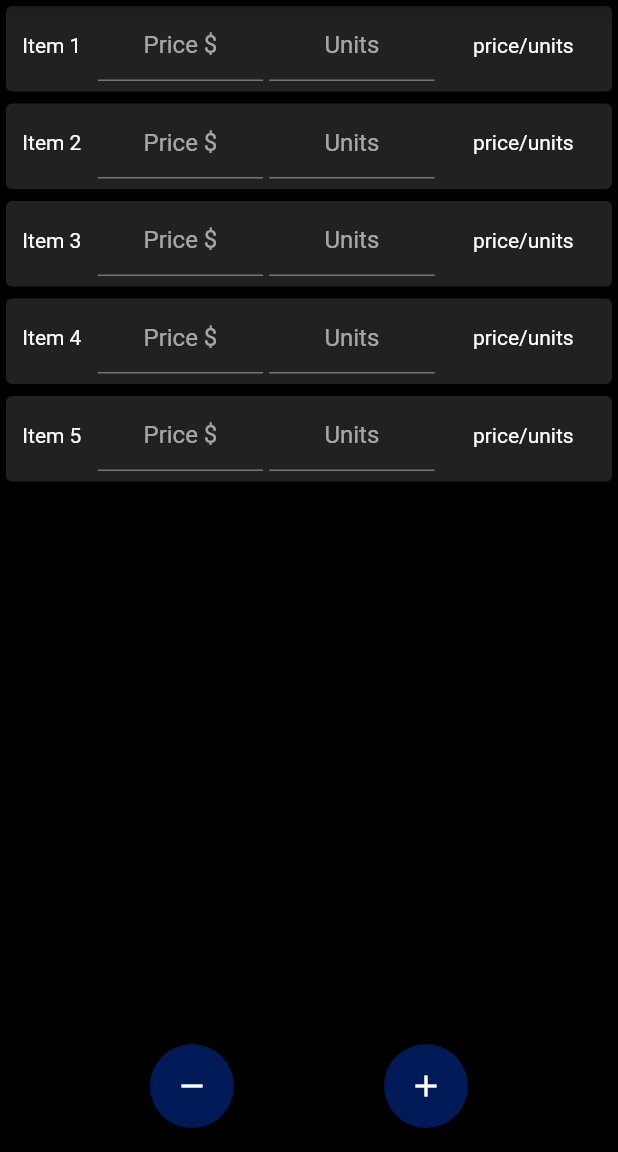
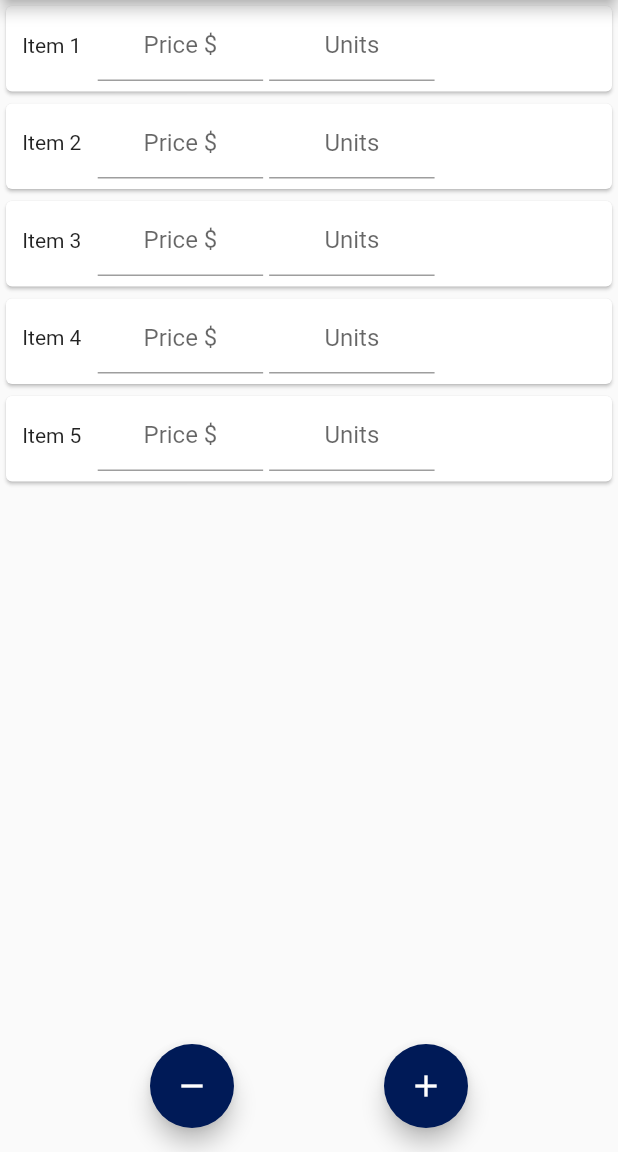
Before and after one commit to pkoepke/unit_price_comparison, a Flutter app: the screen it shows after launch, on a phone screen of 412 x 824 dp, the part 84-1236 px from its top. Run offline on Flutter 3.47's test engine with Material 2 defaults, Android fonts, the phone set to English and light mode, and no system bars; our stand-ins replace shared_preferences.

Commit message:
* Dynamically adding TextEditingController to each card is working. * Displaying price in price/units field is working.

```diff
--- a/lib/main.dart
+++ b/lib/main.dart
@@ -123,20 +123,23 @@ class _MyHomePageState extends State<MyHomePage> {
   bool _secondRowOpaque = false;
   bool _showSecondRow = false;
   String _themePref = "dark";
+  List<TextEditingController> myControllers = []; //
 
   @override
   void initState() {
     super.initState();
+    // When the widget is created, get the last-used theme from preferences.
     SharedPreferences.getInstance().then((prefs) {
-      _themePref = prefs.getString("theme") ?? "dark";
+      _themePref = prefs.getString("theme") ??
+          getSystemTheme(); // If null then there's no recorded preference, so it's probably first launch. In that case match the system theme.
       setState(() {
         if (_themePref == "dark") {
           currentTheme = darkTheme;
-          testOutput = _themePref;
         } else {
           currentTheme = lightTheme;
-          testOutput = _themePref;
         }
+        saveThemePref(_themePref);
+        myControllers = buildTextEditingControllers(_cardCounter);
       });
     });
   }
@@ -144,6 +147,7 @@ class _MyHomePageState extends State<MyHomePage> {
   void addCard() {
     setState(() {
       _cardCounter++;
+      myControllers.add(new TextEditingController());
     });
   }
 
@@ -151,6 +155,7 @@ class _MyHomePageState extends State<MyHomePage> {
     if (_cardCounter > 2) {
       setState(() {
         _cardCounter--;
+        myControllers.removeLast();
       });
     }
   }
@@ -199,18 +204,145 @@ class _MyHomePageState extends State<MyHomePage> {
     //cardList.add(Text(testOutput)); // TODO remove this, it's just for testing.
     // Starts at 1 because there is no item zero.
     for (int i = 1; i <= _cardCounter; i++) {
-      cardList.add(makeItemCard(i, _showSecondRow, _secondRowOpaque));
+      cardList.add(makeItemCard(context, i, _showSecondRow, _secondRowOpaque));
     }
     return cardList;
   }
 
-  void matchSystemTheme() {
-    setState(() {
-      currentTheme =
-          MediaQuery.of(context).platformBrightness == Brightness.dark
-              ? darkTheme
-              : lightTheme;
+  String getSystemTheme() {
+    Brightness systemTheme = MediaQuery.of(context).platformBrightness;
+    if (systemTheme == Brightness.dark)
+      return "dark";
+    else
+      return "light";
+  }
+
+  //final myController = TextEditingController();
+  List<TextEditingController> buildTextEditingControllers(int cardNum) {
+    List<TextEditingController> myControllers = [];
+    for (int i = 0; i < _cardCounter; i++) {
+      myControllers.add(new TextEditingController());
+    }
+    return myControllers;
+  }
+
+  @override
+  void dispose() {
+    myControllers.forEach((controller) {
+      controller.dispose();
     });
+    super.dispose();
+  }
+
+  // For now, write output to the price/units field.
+  String displayOutput(int cardNum) {
+    //return myControllers[cardNum - 1].text ?? 'price/units';
+    if (myControllers[cardNum - 1].text == null) return 'price/units';
+  }
+
+  // Originally I delcared this function outside of the _MyHomePageState class and it worked fine.
+  Widget makeItemCard(BuildContext context, int cardNum, bool showSecondRow,
+      bool secondRowOpaque) {
+    return Card(
+      color: currentTheme.backgroundColor,
+      //color: Colors.grey[900],
+      child: Container(
+        margin: EdgeInsets.only(left: 2.0, right: 2.0, top: 2.0, bottom: 7.0),
+        child: Column(
+          children: [
+            Row(mainAxisAlignment: MainAxisAlignment.center, children: <Widget>[
+              Expanded(
+                child: Text('Item $cardNum', textAlign: TextAlign.center),
+              ),
+              Expanded(
+                  flex: 2,
+                  child: Container(
+                    margin: const EdgeInsets.only(left: 2.0, right: 2.0),
+                    child: TextField(
+                      textAlign: TextAlign.center,
+                      decoration: InputDecoration(hintText: 'Price \$'),
+                      keyboardType:
+                          TextInputType.numberWithOptions(decimal: true),
+                      inputFormatters: [
+                        FilteringTextInputFormatter.allow(RegExp(r'^\d+\.?\d*'))
+                      ],
+                      textInputAction: TextInputAction.next,
+                      controller: myControllers[cardNum - 1],
+                      //onChanged: ,
+                    ),
+                  )),
+              Expanded(
+                  flex: 2,
+                  child: Container(
+                    padding: const EdgeInsets.only(left: 2.0, right: 2.0),
+                    child: TextField(
+                      textAlign: TextAlign.center,
+                      decoration: InputDecoration(hintText: 'Units'),
+                      keyboardType:
+                          TextInputType.numberWithOptions(decimal: true),
+                      inputFormatters: [
+                        FilteringTextInputFormatter.allow(RegExp(r'^\d+\.?\d*'))
+                      ],
+                      textInputAction: TextInputAction.next,
+                    ),
+                  )),
+              Expanded(
+                flex: 2,
+                child: Text(
+                    myControllers[cardNum - 1]
+                        .text /*displayOutput(cardNum)*/ /*'price/units'*/,
+                    textAlign: TextAlign.center),
+                //child: Text(currentTheme.backgroundColor.toString()),
+              ),
+            ]),
+            Visibility(
+              visible: showSecondRow,
+              maintainState: true,
+              child: AnimatedOpacity(
+                opacity: secondRowOpaque ? 1.0 : 0.0,
+                duration: Duration(milliseconds: animationDuration),
+                child: Row(
+                    mainAxisAlignment: MainAxisAlignment.center,
+                    children: <Widget>[
+                      Expanded(
+                          child: Padding(
+                        padding: const EdgeInsets.only(left: 3.0, right: 3.0),
+                        child: TextField(
+                          textAlign: TextAlign.center,
+                          decoration: InputDecoration(hintText: 'Qty'),
+                          keyboardType: TextInputType.numberWithOptions(),
+                          inputFormatters: [
+                            FilteringTextInputFormatter.allow(
+                                RegExp(r'^\d+\.?\d*'))
+                          ],
+                          textInputAction: TextInputAction.next,
+                        ),
+                      )),
+                      Expanded(
+                          child: Container(
+                        margin: const EdgeInsets.only(left: 3.0, right: 3.0),
+                        child: TextField(
+                          textAlign: TextAlign.center,
+                          decoration: InputDecoration(hintText: 'Item name'),
+                          textInputAction: TextInputAction.next,
+                        ),
+                      )),
+                      Expanded(
+                          child: Container(
+                        margin: const EdgeInsets.only(left: 3.0, right: 3.0),
+                        child: TextField(
+                          textAlign: TextAlign.center,
+                          decoration: InputDecoration(hintText: 'Unit name'),
+                          textInputAction: TextInputAction.next,
+                        ),
+                      )),
+                    ]),
+              ),
+            ),
+          ],
+        ),
+      ),
+    );
   }
 
   @override
@@ -288,102 +420,3 @@ class _MyHomePageState extends State<MyHomePage> {
     );
   }
 }
-
-Widget makeItemCard(int cardNum, bool showSecondRow, bool secondRowOpaque) {
-  return Card(
-    color: currentTheme
-        .backgroundColor, // TODO This occasionally fails and returns a light blue (almost Carolina blue!), might have to fix this up.
-    //color: Colors.grey[900],
-    child: Container(
-      margin: EdgeInsets.only(left: 2.0, right: 2.0, top: 2.0, bottom: 7.0),
-      child: Column(
-        children: [
-          Row(mainAxisAlignment: MainAxisAlignment.center, children: <Widget>[
-            Expanded(
-              child: Text('Item $cardNum', textAlign: TextAlign.center),
-            ),
-            Expanded(
-                flex: 2,
-                child: Container(
-                  margin: const EdgeInsets.only(left: 2.0, right: 2.0),
-                  child: TextField(
-                    textAlign: TextAlign.center,
-                    decoration: InputDecoration(hintText: 'Price \$'),
-                    keyboardType:
-                        TextInputType.numberWithOptions(decimal: true),
-                    inputFormatters: [
-                      FilteringTextInputFormatter.allow(RegExp(r'^\d+\.?\d*'))
-                    ],
-                    textInputAction: TextInputAction.next,
-                  ),
-                )),
-            Expanded(
-                flex: 2,
-                child: Container(
-                  padding: const EdgeInsets.only(left: 2.0, right: 2.0),
-                  child: TextField(
-                    textAlign: TextAlign.center,
-                    decoration: InputDecoration(hintText: 'Units'),
-                    keyboardType:
-                        TextInputType.numberWithOptions(decimal: true),
-                    inputFormatters: [
-                      FilteringTextInputFormatter.allow(RegExp(r'^\d+\.?\d*'))
-                    ],
-                    textInputAction: TextInputAction.next,
-                  ),
-                )),
-            Expanded(
-              flex: 2,
-              child: Text('price/units', textAlign: TextAlign.center),
-              //child: Text(currentTheme.backgroundColor.toString()),
-            ),
-          ]),
-          Visibility(
-            visible: showSecondRow,
-            maintainState: true,
-            child: AnimatedOpacity(
-              opacity: secondRowOpaque ? 1.0 : 0.0,
-              duration: Duration(milliseconds: animationDuration),
-              child: Row(
-                  mainAxisAlignment: MainAxisAlignment.center,
-                  children: <Widget>[
-                    Expanded(
-                        child: Padding(
-                      padding: const EdgeInsets.only(left: 3.0, right: 3.0),
-                      child: TextField(
-                        textAlign: TextAlign.center,
-                        decoration: InputDecoration(hintText: 'Qty'),
-                        keyboardType: TextInputType.numberWithOptions(),
-                        inputFormatters: [
-                          FilteringTextInputFormatter.allow(
-                              RegExp(r'^\d+\.?\d*'))
-                        ],
-                        textInputAction: TextInputAction.next,
-                      ),
-                    )),
-                    Expanded(
-                        child: Container(
-                      margin: const EdgeInsets.only(left: 3.0, right: 3.0),
-                      child: TextField(
-                        textAlign: TextAlign.center,
-                        decoration: InputDecoration(hintText: 'Item name'),
-                        textInputAction: TextInputAction.next,
-                      ),
-                    )),
-                    Expanded(
-                        child: Container(
-                      margin: const EdgeInsets.only(left: 3.0, right: 3.0),
-                      child: TextField(
-                        textAlign: TextAlign.center,
-                        decoration: InputDecoration(hintText: 'Unit name'),
-                        textInputAction: TextInputAction.next,
-                      ),
-                    )),
-                  ]),
-            ),
-          ),
-        ],
-      ),
-    ),
-  );
-}
```
